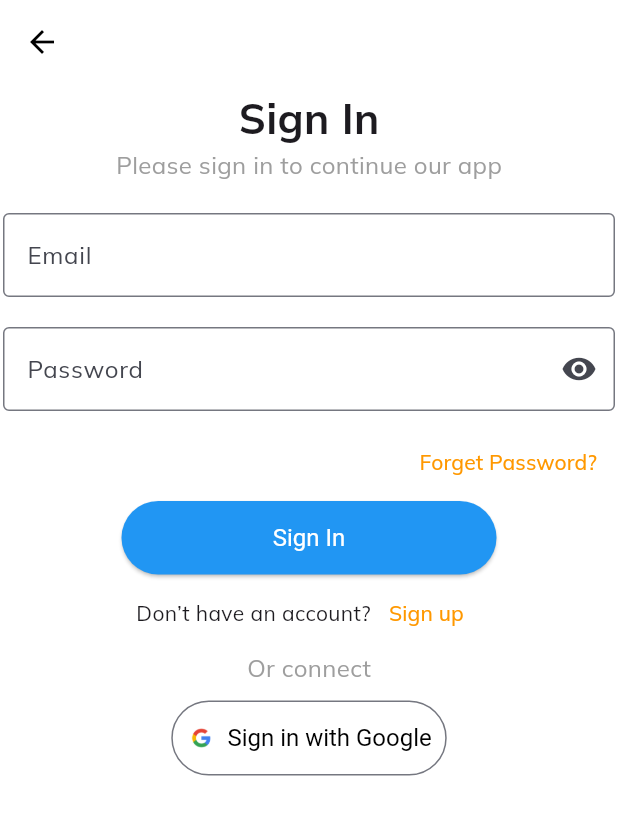
After one commit to asifimtiaz93/TripWise, a Flutter app: the SignInPage screen opened directly, on a phone screen of 412 x 824 dp. The commit adds this screen. Shown: the top 815 px of the screen. Run offline on Flutter 3.47's test engine with Material 3 defaults, Android fonts, the phone set to English and light mode, and no system bars; our stand-ins replace awesome_snackbar_content, firebase_auth, firebase_core, google_fonts; accounts and stored records are empty.

Commit message:
integreted wazid
Date 9 jul

```diff
--- /dev/null
+++ b/lib/pages/navpages/signin.dart
@@ -0,0 +1,189 @@
+import 'package:firebase_auth/firebase_auth.dart';
+import 'package:flutter/material.dart';
+
+class SignInPage extends StatefulWidget {
+  const SignInPage({super.key});
+
+  @override
+  State<SignInPage> createState() => _SignInPageState();
+}
+
+class _SignInPageState extends State<SignInPage> {
+  final FirebaseAuth _auth = FirebaseAuth.instance;
+
+  User? _user;
+
+  @override
+  void initState() {
+
+    super.initState();
+    _auth.authStateChanges().listen((event) {
+      setState(() {
+        _user = event;
+      });
+    });
+
+  }
+
+  @override
+  Widget build(BuildContext context) {
+    return Scaffold(
+      backgroundColor: Colors.white,
+      appBar: AppBar(
+        backgroundColor: Colors.white,
+        elevation: 0,
+        leading: IconButton(
+          icon: Icon(Icons.arrow_back, color: Colors.black),
+          onPressed: () {
+            // Implement back navigation
+          },
+        ),
+      ),
+      body: Padding(
+        padding: const EdgeInsets.all(2.0),
+        child: Column(
+          crossAxisAlignment: CrossAxisAlignment.start,
+          children: [
+
+            Center(
+              child: Text(
+                'Sign In',
+                style: TextStyle(
+                  fontSize: 28,
+                  fontWeight: FontWeight.bold,
+                ),
+              ),
+            ),
+            SizedBox(height: 1),
+            Center(
+              child: Text(
+                'Please sign in to continue our app',
+                style: TextStyle(
+                  fontSize: 16,
+                  color: Colors.grey,
+                ),
+              ),
+            ),
+            SizedBox(height: 20),
+            TextField(
+              decoration: InputDecoration(
+                labelText: 'Email',
+                border: OutlineInputBorder(),
+              ),
+            ),
+            SizedBox(height: 20),
+            TextField(
+              obscureText: true,
+              decoration: InputDecoration(
+                labelText: 'Password',
+                border: OutlineInputBorder(),
+                suffixIcon: IconButton(
+                  icon: Icon(Icons.visibility),
+                  onPressed: () {
+                    // Implement password visibility toggle
+                  },
+                ),
+              ),
+            ),
+            SizedBox(height: 10),
+            Align(
+              alignment: Alignment.centerRight,
+              child: TextButton(
+                onPressed: () {
+                  // Implement forgot password functionality
+                },
+                child: Text(
+                  'Forget Password?',
+                  style: TextStyle(color: Colors.orange),
+                ),
+              ),
+            ),
+            SizedBox(height: 2),
+            Center(
+              child: SizedBox(
+                width: 250,
+                child: ElevatedButton(
+                  onPressed: () {
+                    // Implement sign in functionality
+                  },
+                  child: Text('Sign In'),
+                  style: ElevatedButton.styleFrom(
+                    backgroundColor: Colors.blue,
+                    foregroundColor: Colors.white,
+                    padding: EdgeInsets.symmetric(vertical: 15),
+                    textStyle: TextStyle(fontSize: 16),
+                  ),
+                ),
+              ),
+            ),
+            SizedBox(height: 2),
+            Row(
+              mainAxisAlignment: MainAxisAlignment.center,
+              children: [
+                Text('Don’t have an account?'),
+                TextButton(
+                  onPressed: () {
+                    // Implement sign up navigation
+                  },
+                  child: Text(
+                    'Sign up',
+                    style: TextStyle(color: Colors.orange),
+                  ),
+                ),
+              ],
+            ),
+            SizedBox(height: 1),
+            Center(
+              child: Text(
+                'Or connect',
+                style: TextStyle(fontSize: 16, color: Colors.grey),
+              ),
+            ),
+            SizedBox(height: 10),
+            SizedBox(
+              width: double.infinity,
+              child: Column(
+                children: [
+                  OutlinedButton.icon(
+                    icon: Image.asset('assets/google.png', width: 20, height: 20), // Replace with your own image asset
+                    label: Text('Sign in with Google'),
+                    onPressed: _handleGoogleSignIn,
+                    style: OutlinedButton.styleFrom(
+                      padding: EdgeInsets.symmetric(vertical: 15, horizontal: 10),
+                      textStyle: TextStyle(fontSize: 16),
+                      foregroundColor: Colors.black,
+                    ),
+                  ),
+                ],
+              ),
+            ),
+
+
+          ],
+        ),
+      ),
+    );
+  }
+
+  Widget _userInfo() {
+    return Container(
+      width: 100, // specify the width
+      height: 100, // specify the height
+      decoration: BoxDecoration(
+        image: DecorationImage(
+          image: NetworkImage(_user!.photoURL!),
+          fit: BoxFit.cover, // optional: specify how the image should fit
+        ),
+      ),
+    );
+  }
+
+  void _handleGoogleSignIn(){
+    try{
+      GoogleAuthProvider _googleAuthProvider = GoogleAuthProvider();
+      _auth.signInWithProvider(_googleAuthProvider);
+    } catch (error){
+      print(error);
+    }
+  }
+}
```
Also changed, not shown: lib/main.dart (+10 -2 lines), lib/pages/navpages/home_page.dart (+1 -20 lines), lib/pages/navpages/main_page.dart (+9 -1 lines), assets/google.png (added), firebase.json (added), lib/firebase_options.dart (added), 6 other files.
